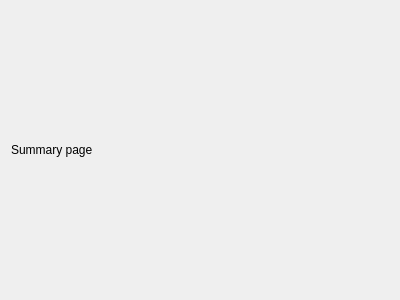
Before: the Qt Designer form summarypage.ui in njraf/pokemon_MVVM, drawn with Qt 5.
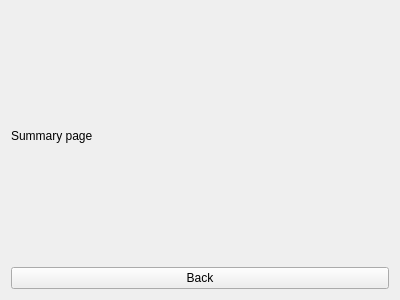
After: the same form once the commit is applied.

The edit to the form file:
```diff
--- a/summarypage.ui
+++ b/summarypage.ui
@@ -21,6 +21,13 @@
      </property>
     </widget>
    </item>
+   <item>
+    <widget class="QPushButton" name="backButton">
+     <property name="text">
+      <string>Back</string>
+     </property>
+    </widget>
+   </item>
   </layout>
  </widget>
  <resources/>
```
